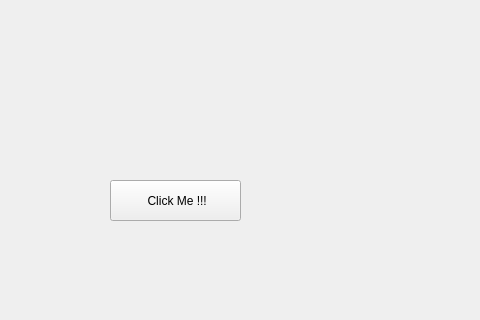
First picture: the form in FirstGUI/mainwindow.ui, repository Biddy79/qt_cpp, before the edit; both pictures show x 140 to 620 and y 0 to 320 of the 759 by 600 pixel window.
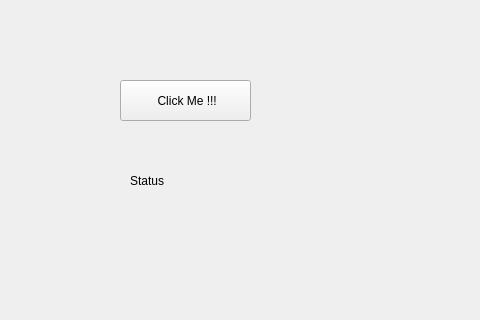
Second picture: the form after the edit.

Commit message: button and label added to FirstGUI project

```diff
--- a/FirstGUI/mainwindow.ui
+++ b/FirstGUI/mainwindow.ui
@@ -17,8 +17,8 @@
    <widget class="QPushButton" name="pushButtonClose">
     <property name="geometry">
      <rect>
-      <x>250</x>
-      <y>180</y>
+      <x>260</x>
+      <y>80</y>
       <width>131</width>
       <height>41</height>
      </rect>
@@ -27,6 +27,22 @@
      <string> Click Me !!!</string>
     </property>
    </widget>
+   <widget class="QLabel" name="label">
+    <property name="geometry">
+     <rect>
+      <x>270</x>
+      <y>160</y>
+      <width>241</width>
+      <height>41</height>
+     </rect>
+    </property>
+    <property name="text">
+     <string>Status</string>
+    </property>
+    <property name="textFormat">
+     <enum>Qt::AutoText</enum>
+    </property>
+   </widget>
   </widget>
   <widget class="QMenuBar" name="menubar">
    <property name="geometry">
```
Left out of the diff: 2 changed lines with no effect on the pictures. The commit also changes 12 other files.
